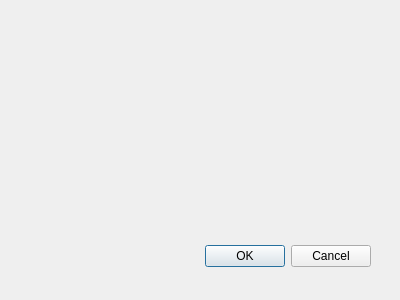
Before: the Qt Designer form ethernetsettingwindow.ui in Gorbykov/InterfaceTester, drawn with Qt 5.
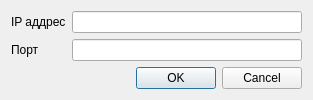
After: the same form once the commit is applied.

```diff
--- a/ethernetsettingwindow.ui
+++ b/ethernetsettingwindow.ui
@@ -8,22 +8,36 @@
    <rect>
     <x>0</x>
     <y>0</y>
-    <width>400</width>
-    <height>300</height>
+    <width>313</width>
+    <height>93</height>
    </rect>
   </property>
   <property name="windowTitle">
    <string>Dialog</string>
   </property>
-  <widget name="buttonBox" class="QDialogButtonBox">
-   <property name="geometry">
-    <rect>
-     <x>30</x>
-     <y>240</y>
-     <width>341</width>
-     <height>32</height>
-    </rect>
-   </property>
+  <layout class="QFormLayout" name="formLayout">
+   <item row="0" column="0">
+    <widget class="QLabel" name="labelIp">
+     <property name="text">
+      <string>IP аддрес</string>
+     </property>
+    </widget>
+   </item>
+   <item row="0" column="1">
+    <widget class="QLineEdit" name="lineEditIp"/>
+   </item>
+   <item row="1" column="0">
+    <widget class="QLabel" name="labelPort">
+     <property name="text">
+      <string>Порт</string>
+     </property>
+    </widget>
+   </item>
+   <item row="1" column="1">
+    <widget class="QLineEdit" name="lineEditPort"/>
+   </item>
+   <item row="2" column="0" colspan="2">
+    <widget class="QDialogButtonBox" name="buttonBox">
    <property name="orientation">
     <enum>Qt::Horizontal</enum>
    </property>
@@ -31,6 +45,8 @@
     <set>QDialogButtonBox::Cancel|QDialogButtonBox::Ok</set>
    </property>
   </widget>
+   </item>
+  </layout>
  </widget>
  <pixmapfunction/>
  <resources/>
```
Left out of the diff: 11 changed lines with no effect on the pictures. Lines whose indentation alone changed are shown as unchanged.
